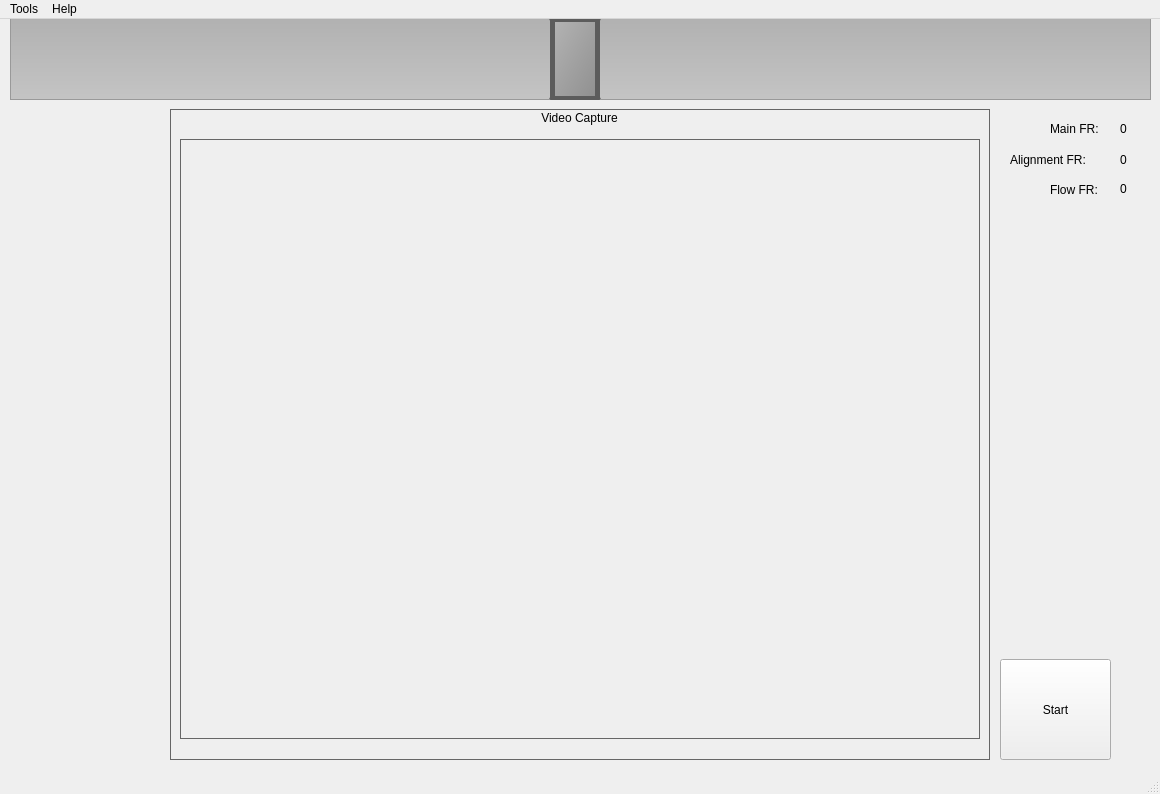
Old version of the form mainwindow.ui in the repository netbeen/LivenessDetection3.
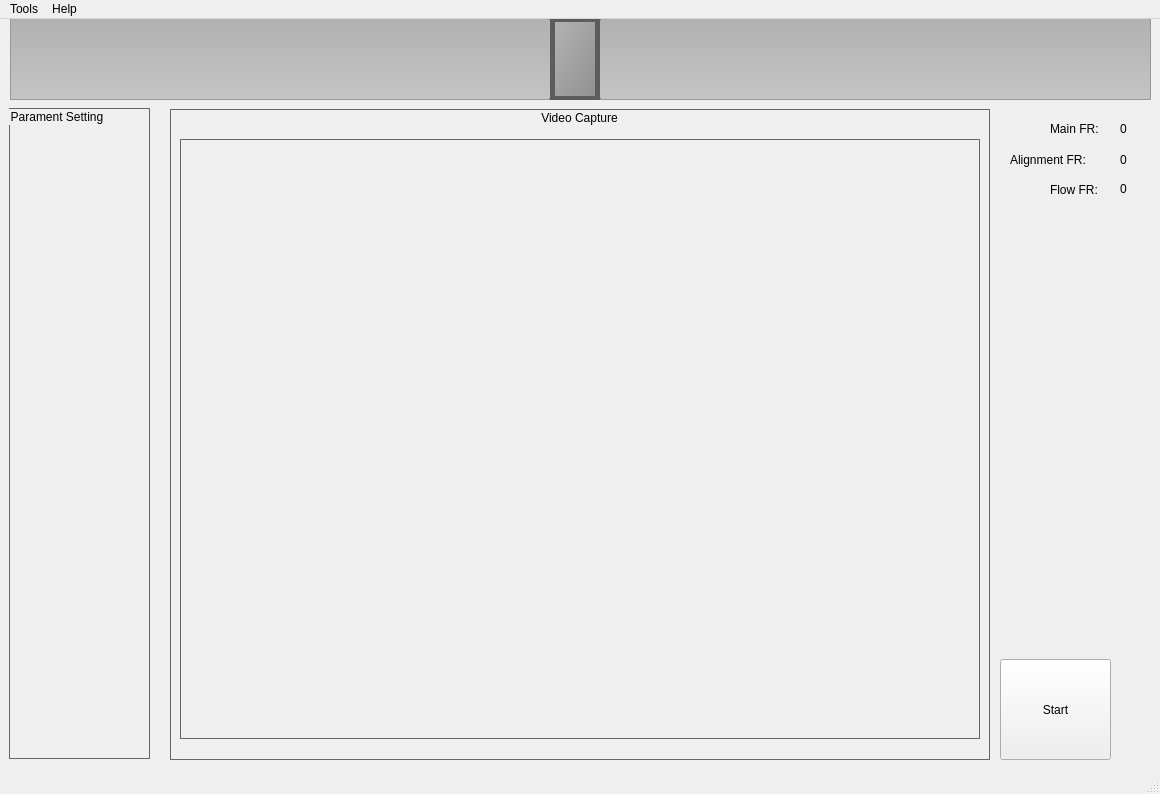
New version of the form.

Commit message: 在UI添加parament setting一栏

What changed in the file:
```diff
--- a/mainwindow.ui
+++ b/mainwindow.ui
@@ -189,6 +189,31 @@
      <string>0</string>
     </property>
    </widget>
+   <widget class="QGroupBox" name="groupBox_2">
+    <property name="geometry">
+     <rect>
+      <x>9</x>
+      <y>89</y>
+      <width>141</width>
+      <height>651</height>
+     </rect>
+    </property>
+    <property name="styleSheet">
+     <string notr="true">QGroupBox {
+    border-width:1px;
+   border-style:solid;
+  border-color:#666666;
+}</string>
+    </property>
+    <property name="title">
+     <string>Parament Setting</string>
+    </property>
+   </widget>
+   <zorder>label</zorder>
+   <zorder>label_2</zorder>
+   <zorder>faceAlignmentFrameRate</zorder>
+   <zorder>label_4</zorder>
+   <zorder>opticalFlowFrameRate</zorder>
    <zorder>groupBox</zorder>
    <zorder>imageLabel</zorder>
    <zorder>horizontalSlider</zorder>
```
Left out of the diff: 4 changed lines with no effect on the pictures. The commit also changes 2 other files.
